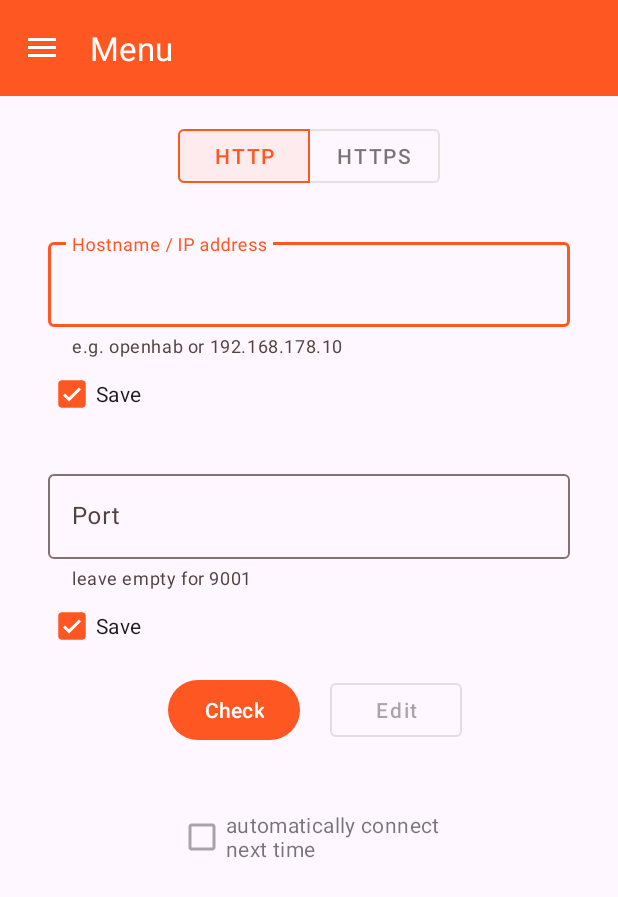
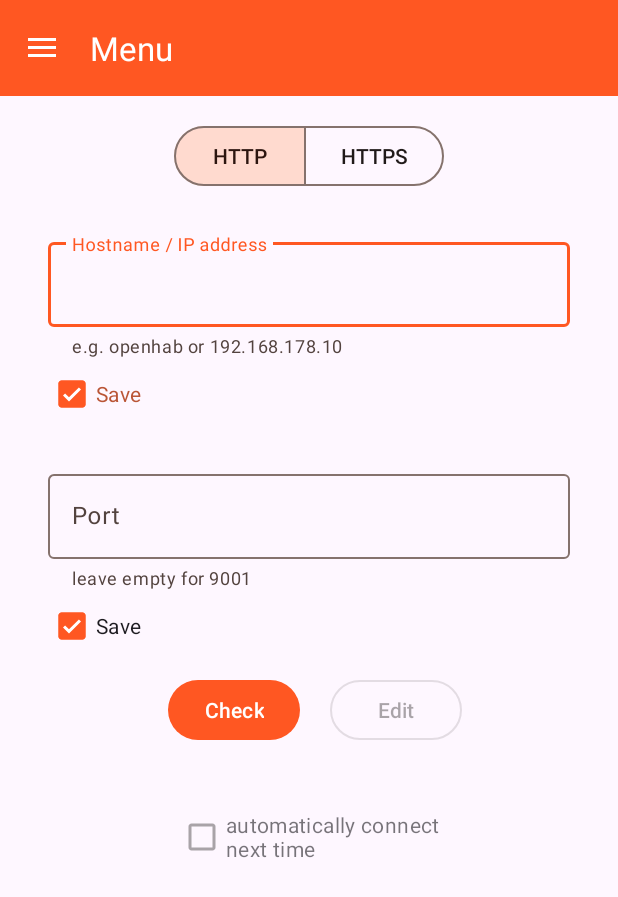
Before and after one commit to cyb3rko/logviewer-for-openhab-app, an Android app: the MainFragment screen opened directly, with no data from a screen before it, on a phone screen of 412 x 824 dp. Shown: the top 897 px of the screen. Run offline under Robolectric (Android 15) with nearby library versions, the phone set to English and light mode, and no system bars; our stand-ins replace navigation-ui; libraries missing offline, so code that uses them is left out: com.afollestad.materialdialogs; 2 statements that could not run were skipped.

Commit message:
Update more design elements to M3

```diff
--- a/app/build.gradle
+++ b/app/build.gradle
@@ -71,7 +71,7 @@ dependencies {
     implementation 'com.getkeepsafe.taptargetview:taptargetview:1.13.0'
     implementation 'com.github.AppIntro:AppIntro:6.0.0'
     implementation 'com.github.cyb3rko:about-icons:1.5.0'
-    implementation 'com.google.android.material:material:1.6.1'
+    implementation 'com.google.android.material:material:1.8.0-alpha03'
     implementation 'com.google.android.play:core-ktx:1.8.1'
     implementation 'com.google.firebase:firebase-analytics-ktx' // BOM versioning
     implementation 'com.google.firebase:firebase-crashlytics-ktx' // BOM versioning
--- a/app/src/main/res/layout/fragment_main.xml
+++ b/app/src/main/res/layout/fragment_main.xml
@@ -26,20 +26,18 @@
 
             <com.google.android.material.button.MaterialButton
                 android:id="@+id/http_button"
-                style="@style/Widget.MaterialComponents.Button.OutlinedButton"
+                style="@style/Widget.Material3.Button.OutlinedButton"
                 android:layout_width="wrap_content"
                 android:layout_height="wrap_content"
                 android:text="HTTP"
-                android:textAppearance="@style/TextAppearance.MaterialComponents.Button"
                 tools:ignore="HardcodedText" />
 
             <com.google.android.material.button.MaterialButton
                 android:id="@+id/https_button"
-                style="@style/Widget.MaterialComponents.Button.OutlinedButton"
+                style="@style/Widget.Material3.Button.OutlinedButton"
                 android:layout_width="wrap_content"
                 android:layout_height="wrap_content"
                 android:text="HTTPS"
-                android:textAppearance="@style/TextAppearance.MaterialComponents.Button"
                 tools:ignore="HardcodedText" />
 
         </com.google.android.material.button.MaterialButtonToggleGroup>
@@ -71,13 +69,14 @@
 
         </com.google.android.material.textfield.TextInputLayout>
 
-        <CheckBox
+        <com.google.android.material.checkbox.MaterialCheckBox
             android:id="@+id/hostname_ip_address_check"
             android:layout_width="wrap_content"
             android:layout_height="wrap_content"
             android:checked="true"
             android:text="@string/main_checks_text"
             android:textSize="14sp"
+            android:textColor="@color/textColor"
             app:layout_constraintStart_toStartOf="@+id/hostname_ip_address"
             app:layout_constraintTop_toBottomOf="@+id/hostname_ip_address" />
 
@@ -105,7 +104,7 @@
 
         </com.google.android.material.textfield.TextInputLayout>
 
-        <CheckBox
+        <com.google.android.material.checkbox.MaterialCheckBox
             android:id="@+id/port_check"
             android:layout_width="wrap_content"
             android:layout_height="wrap_content"
@@ -137,7 +136,7 @@
             android:enabled="false"
             tools:enabled="true"
             android:textAllCaps="false"
-            style="@style/Widget.MaterialComponents.Button.OutlinedButton"
+            style="@style/Widget.Material3.Button.OutlinedButton"
             android:text="@string/main_edit_button"
             app:layout_constraintHorizontal_chainStyle="packed"
             app:layout_constraintTop_toTopOf="@+id/connect_button"
@@ -157,7 +156,7 @@
             app:layout_constraintStart_toStartOf="parent"
             app:layout_constraintTop_toBottomOf="@+id/connect_button" />
 
-        <CheckBox
+        <com.google.android.material.checkbox.MaterialCheckBox
             android:id="@+id/connect_check"
             android:layout_width="wrap_content"
             android:layout_height="wrap_content"
```
